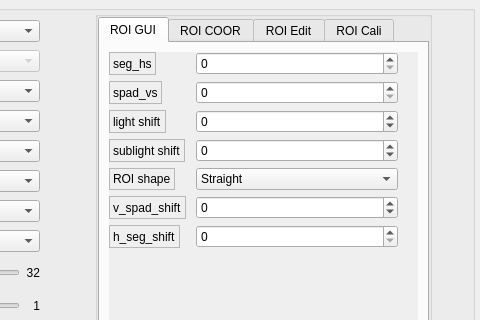
Above: AdapsChip/ChipUI/gui/uis/pages/main_pages.ui from HongGang-Pub/Adaps before the change; both pictures show x 296 to 776 and y 0 to 320 of the 776 by 652 pixel window. Below: the same form after it.
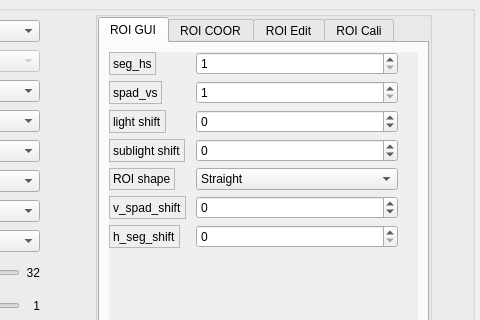
That is the form after the change. The open tabs and pages were chosen to show the change. Custom widgets are drawn as their Qt base class.

Diff of the .ui file:
```diff
--- a/AdapsChip/ChipUI/gui/uis/pages/main_pages.ui
+++ b/AdapsChip/ChipUI/gui/uis/pages/main_pages.ui
@@ -956,13 +956,13 @@
                         <string/>
                        </property>
                        <property name="minimum">
-                        <number>0</number>
+                        <number>1</number>
                        </property>
                        <property name="maximum">
-                        <number>15</number>
+                        <number>16</number>
                        </property>
                        <property name="value">
-                        <number>0</number>
+                        <number>1</number>
                        </property>
                       </widget>
                      </item>
@@ -1001,10 +1001,10 @@
                      <item row="1" column="1">
                       <widget class="NoWheelSpinBox" name="spad_vs_spinBox">
                        <property name="minimum">
-                        <number>0</number>
+                        <number>1</number>
                        </property>
                        <property name="maximum">
-                        <number>575</number>
+                        <number>576</number>
                        </property>
                       </widget>
                      </item>
```
Left out of the diff: 302 changed lines with no effect on the pictures.
